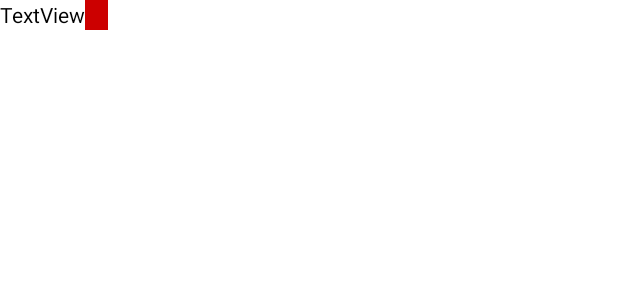
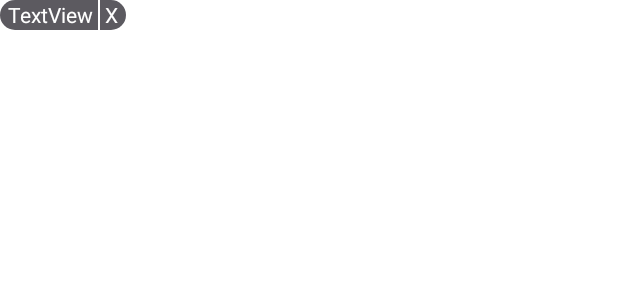
Before and after one commit to tristangh/FIR, an Android app: the layout row_edit.xml on its own in the app's theme, with its tools: preview values and no code run, on a phone screen of 412 x 824 dp. Shown: the top 300 px of the screen. Run offline under Robolectric (Android 15) with nearby library versions, the phone set to English and light mode, and no system bars.

```diff
--- a/app/build.gradle
+++ b/app/build.gradle
@@ -49,6 +49,7 @@ dependencies {
     androidTestImplementation 'androidx.test.ext:junit:1.1.2'
     androidTestImplementation 'androidx.test.espresso:espresso-core:3.3.0'
     implementation 'com.android.volley:volley:1.1.1'
+    implementation 'com.google.android:flexbox:1.1.1'
 
 
     //Firebase
--- a/app/src/main/AndroidManifest.xml
+++ b/app/src/main/AndroidManifest.xml
@@ -14,7 +14,6 @@
         android:supportsRtl="true"
         android:theme="@style/AppTheme"
         android:usesCleartextTraffic="true">
-        <activity android:name=".AddMember"></activity>
         <activity
             android:name=".Invoice"
             android:configChanges="orientation|keyboardHidden|screenSize"
--- a/app/src/main/res/drawable/button_round.xml
+++ b/app/src/main/res/drawable/button_round.xml
@@ -1,8 +1,8 @@
 <?xml version="1.0" encoding="utf-8"?>
 <shape xmlns:android="http://schemas.android.com/apk/res/android">
 
-    <corners android:radius="25dp"/>
-    <solid android:color="@color/colorPrimary"/>
+    <corners android:radius="20dp"/>
+    <solid android:color="#5C5A60"/>
 
 
 </shape>
--- a/app/src/main/res/layout/row_edit.xml
+++ b/app/src/main/res/layout/row_edit.xml
@@ -9,20 +9,38 @@
     <LinearLayout
         android:layout_width="wrap_content"
         android:layout_height="wrap_content"
+        android:layout_marginVertical="3dp"
+        android:background="@drawable/button_round"
         android:gravity="center"
-        android:orientation="horizontal">
+        android:orientation="horizontal"
+        android:paddingLeft="5dp"
+        android:paddingRight="5dp">
 
         <TextView
             android:id="@+id/txt_name"
             android:layout_width="wrap_content"
             android:layout_height="20dp"
-            android:text="TextView" />
+            android:text="TextView"
+            android:textColor="#FFFFFF"
+            android:textColorHighlight="#FFFFFF"
+            android:textColorLink="#756E6E" />
 
-        <Button
-            android:id="@+id/delButton"
-            android:layout_width="15dp"
-            android:layout_height="20dp"
-            android:background="@android:color/holo_red_dark" />
+        <View
+            android:id="@+id/divider"
+            android:layout_width="1dp"
+            android:layout_height="match_parent"
+            android:layout_marginLeft="3dp"
+            android:layout_marginRight="3dp"
+            android:layout_weight="1"
+            android:background="#FFFFFF" />
+
+        <TextView
+            android:id="@+id/txt_del"
+            android:layout_width="wrap_content"
+            android:layout_height="wrap_content"
+            android:layout_weight="1"
+            android:text="X"
+            android:textColor="#FFFFFF" />
     </LinearLayout>
 
 </androidx.constraintlayout.widget.ConstraintLayout>
```
Also changed, not shown: app/src/main/java/com/example/MyTreasury/AccountEdit.java (+96 -6 lines), app/src/main/java/com/example/MyTreasury/AddMember.java (deleted, +0 -40 lines), app/src/main/java/com/example/MyTreasury/EditAdapter.java (+10 -6 lines), app/src/main/res/layout/account_editview.xml (+43 -3 lines), app/src/main/res/layout/add_member.xml (deleted, +0 -50 lines).
